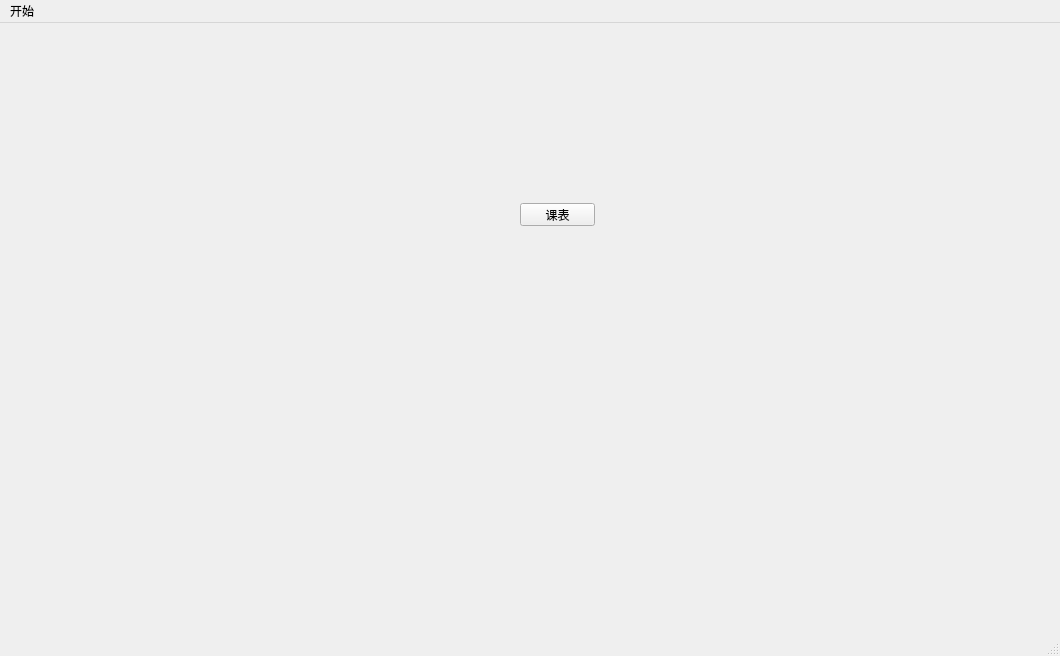
This is Qt-Zhku-Client/zhkuclientmain.ui in yujiecong/Qt-Zhku-Client as Qt 5 draws it before an edit. The edited form follows.
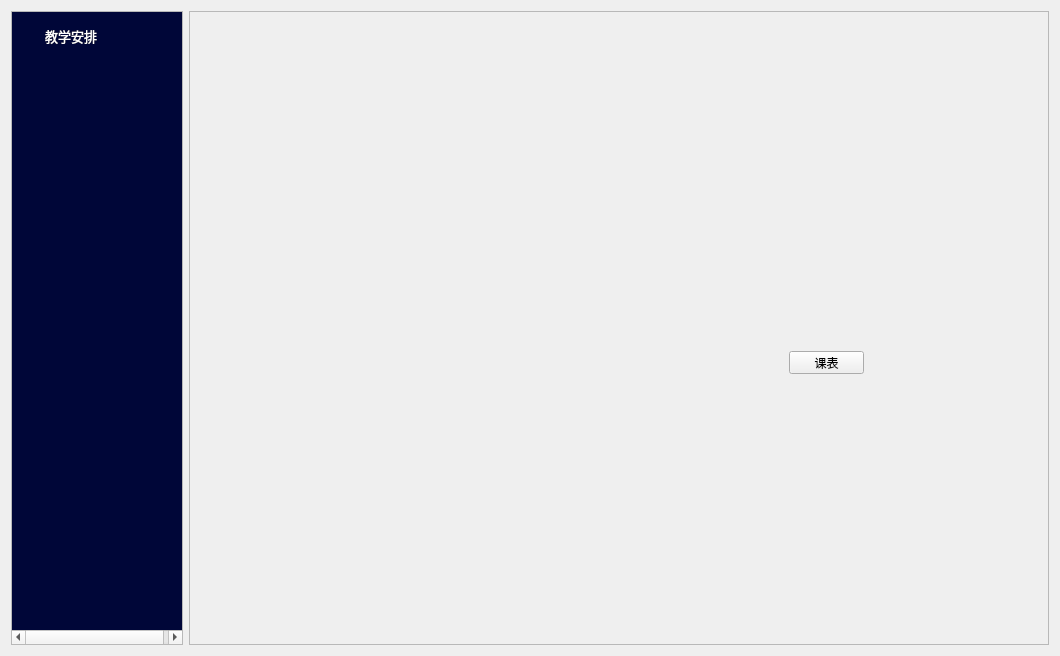
This is the edited form. Icons and pictures are not drawn. Custom widgets are drawn as their Qt base class.

```diff
--- a/Qt-Zhku-Client/zhkuclientmain.ui
+++ b/Qt-Zhku-Client/zhkuclientmain.ui
@@ -14,39 +14,202 @@
    <string>ZhkuClientMain</string>
   </property>
   <widget class="QWidget" name="centralWidget">
-   <widget class="QPushButton" name="curriculumButton">
-    <property name="geometry">
-     <rect>
-      <x>520</x>
-      <y>180</y>
-      <width>75</width>
-      <height>23</height>
-     </rect>
-    </property>
-    <property name="text">
-     <string>课表</string>
-    </property>
-   </widget>
-  </widget>
-  <widget class="QStatusBar" name="statusBar"/>
-  <widget class="QMenuBar" name="menuBar">
-   <property name="geometry">
-    <rect>
-     <x>0</x>
-     <y>0</y>
-     <width>1060</width>
-     <height>23</height>
-    </rect>
-   </property>
-   <widget class="QMenu" name="menu">
-    <property name="title">
-     <string>开始</string>
-    </property>
-   </widget>
-   <addaction name="menu"/>
+   <layout class="QHBoxLayout" name="horizontalLayout" stretch="1,5">
+    <item>
+     <widget class="QScrollArea" name="scrollArea">
+      <property name="styleSheet">
+       <string notr="true"/>
+      </property>
+      <property name="widgetResizable">
+       <bool>true</bool>
+      </property>
+      <widget class="QWidget" name="scrollAreaWidgetContents">
+       <property name="geometry">
+        <rect>
+         <x>0</x>
+         <y>0</y>
+         <width>171</width>
+         <height>636</height>
+        </rect>
+       </property>
+       <property name="styleSheet">
+        <string notr="true">QWidget#scrollAreaWidgetContents{
+background-color: rgb(0,6,56);
+}</string>
+       </property>
+       <layout class="QVBoxLayout" name="MenuLayout">
+        <item>
+         <widget class="FuncTable" name="curriculumArrangement" native="true">
+          <property name="sizePolicy">
+           <sizepolicy hsizetype="Preferred" vsizetype="Fixed">
+            <horstretch>0</horstretch>
+            <verstretch>0</verstretch>
+           </sizepolicy>
+          </property>
+          <property name="minimumSize">
+           <size>
+            <width>153</width>
+            <height>25</height>
+           </size>
+          </property>
+          <property name="autoFillBackground">
+           <bool>false</bool>
+          </property>
+          <property name="styleSheet">
+           <string notr="true">border-radius:10px</string>
+          </property>
+          <layout class="QHBoxLayout" name="horizontalLayout_2" stretch="0,0,0,2">
+           <property name="spacing">
+            <number>10</number>
+           </property>
+           <property name="leftMargin">
+            <number>5</number>
+           </property>
+           <property name="topMargin">
+            <number>0</number>
+           </property>
+           <property name="rightMargin">
+            <number>0</number>
+           </property>
+           <property name="bottomMargin">
+            <number>0</number>
+           </property>
+           <item>
+            <widget class="QLabel" name="label_2">
+             <property name="sizePolicy">
+              <sizepolicy hsizetype="Maximum" vsizetype="Maximum">
+               <horstretch>0</horstretch>
+               <verstretch>0</verstretch>
+              </sizepolicy>
+             </property>
+             <property name="maximumSize">
+              <size>
+               <width>16</width>
+               <height>16</height>
+              </size>
+             </property>
+             <property name="text">
+              <string/>
+             </property>
+             <property name="pixmap">
+              <pixmap resource="loginassets.qrc">:/assets/btnIcon/安排.svg</pixmap>
+             </property>
+             <property name="scaledContents">
+              <bool>true</bool>
+             </property>
+             <property name="alignment">
+              <set>Qt::AlignLeading|Qt::AlignLeft|Qt::AlignVCenter</set>
+             </property>
+            </widget>
+           </item>
+           <item>
+            <widget class="QLabel" name="label_3">
+             <property name="font">
+              <font>
+               <family>微软雅黑</family>
+               <pointsize>10</pointsize>
+              </font>
+             </property>
+             <property name="styleSheet">
+              <string notr="true">color: rgb(255, 255, 255);</string>
+             </property>
+             <property name="text">
+              <string>教学安排</string>
+             </property>
+             <property name="alignment">
+              <set>Qt::AlignLeading|Qt::AlignLeft|Qt::AlignVCenter</set>
+             </property>
+            </widget>
+           </item>
+           <item>
+            <spacer name="horizontalSpacer">
+             <property name="orientation">
+              <enum>Qt::Horizontal</enum>
+             </property>
+             <property name="sizeHint" stdset="0">
+              <size>
+               <width>40</width>
+               <height>20</height>
+              </size>
+             </property>
+            </spacer>
+           </item>
+           <item>
+            <widget class="QLabel" name="label">
+             <property name="maximumSize">
+              <size>
+               <width>14</width>
+               <height>14</height>
+              </size>
+             </property>
+             <property name="text">
+              <string/>
+             </property>
+             <property name="pixmap">
+              <pixmap resource="loginassets.qrc">:/assets/arrow/Arrow Circle down 2 - 24px.svg</pixmap>
+             </property>
+             <property name="scaledContents">
+              <bool>true</bool>
+             </property>
+            </widget>
+           </item>
+          </layout>
+         </widget>
+        </item>
+        <item>
+         <spacer name="verticalSpacer">
+          <property name="orientation">
+           <enum>Qt::Vertical</enum>
+          </property>
+          <property name="sizeHint" stdset="0">
+           <size>
+            <width>20</width>
+            <height>582</height>
+           </size>
+          </property>
+         </spacer>
+        </item>
+       </layout>
+      </widget>
+     </widget>
+    </item>
+    <item>
+     <widget class="QFrame" name="frame">
+      <property name="frameShape">
+       <enum>QFrame::StyledPanel</enum>
+      </property>
+      <property name="frameShadow">
+       <enum>QFrame::Raised</enum>
+      </property>
+      <widget class="QPushButton" name="curriculumButton">
+       <property name="geometry">
+        <rect>
+         <x>600</x>
+         <y>340</y>
+         <width>75</width>
+         <height>23</height>
+        </rect>
+       </property>
+       <property name="text">
+        <string>课表</string>
+       </property>
+      </widget>
+     </widget>
+    </item>
+   </layout>
   </widget>
  </widget>
  <layoutdefault spacing="6" margin="11"/>
- <resources/>
+ <customwidgets>
+  <customwidget>
+   <class>FuncTable</class>
+   <extends>QWidget</extends>
+   <header location="global">functable.h</header>
+   <container>1</container>
+  </customwidget>
+ </customwidgets>
+ <resources>
+  <include location="loginassets.qrc"/>
+ </resources>
  <connections/>
 </ui>
```
